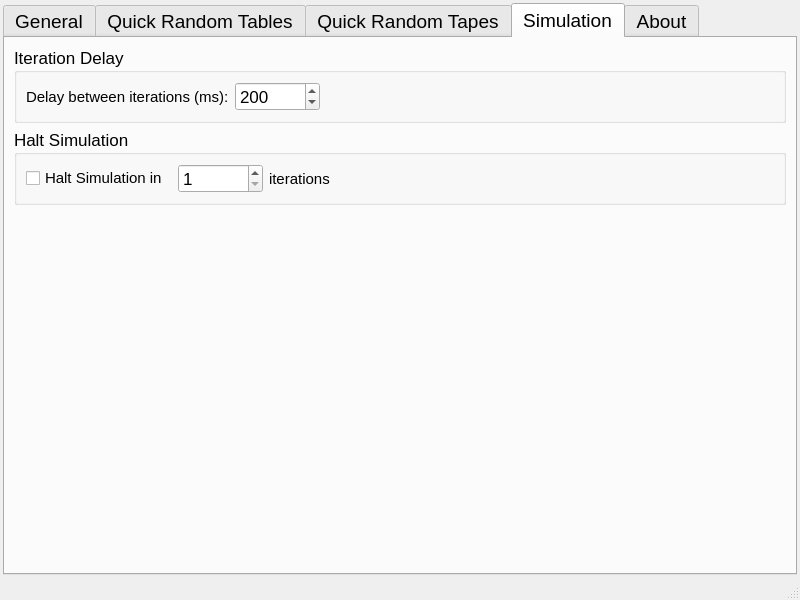
First picture: the form in Qt/TuringsMachineSimulator/settings.ui, repository fabioalves98/TuringsMachineGenerator, before the edit.
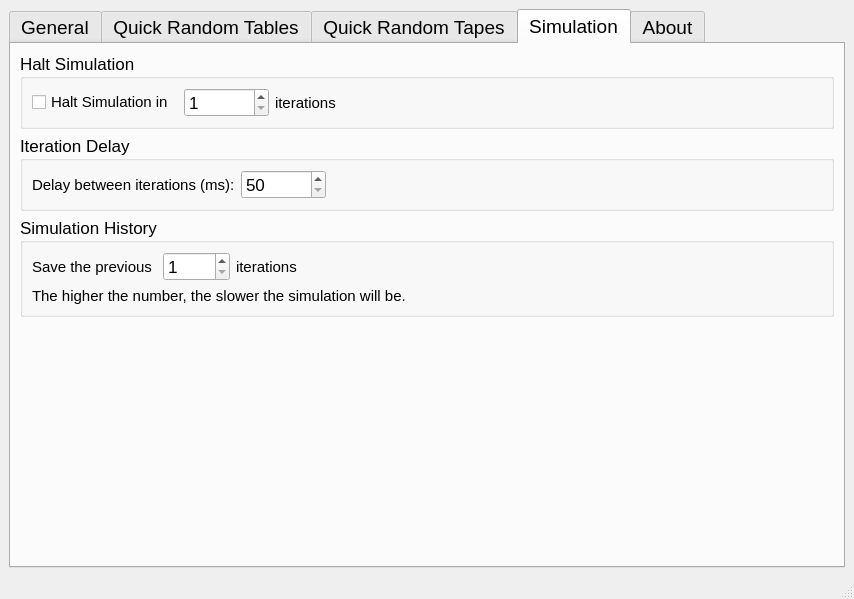
Second picture: the form after the edit. The open tabs and pages were chosen to show the change.

Commit message: Settings finished

```diff
--- a/Qt/TuringsMachineSimulator/settings.ui
+++ b/Qt/TuringsMachineSimulator/settings.ui
@@ -6,30 +6,15 @@
    <rect>
     <x>0</x>
     <y>0</y>
-    <width>800</width>
-    <height>600</height>
+    <width>854</width>
+    <height>599</height>
    </rect>
   </property>
   <property name="windowTitle">
    <string>MainWindow</string>
   </property>
   <widget class="QWidget" name="centralwidget">
-   <layout class="QVBoxLayout" name="verticalLayout_6">
-    <property name="spacing">
-     <number>0</number>
-    </property>
-    <property name="leftMargin">
-     <number>3</number>
-    </property>
-    <property name="topMargin">
-     <number>3</number>
-    </property>
-    <property name="rightMargin">
-     <number>3</number>
-    </property>
-    <property name="bottomMargin">
-     <number>3</number>
-    </property>
+   <layout class="QHBoxLayout" name="horizontalLayout_13">
     <item>
      <widget class="QTabWidget" name="tabWidget">
       <property name="font">
@@ -1076,7 +1061,71 @@
        <attribute name="title">
         <string>Simulation</string>
        </attribute>
-       <layout class="QVBoxLayout" name="verticalLayout_2">
+       <layout class="QVBoxLayout" name="verticalLayout_6">
+        <item>
+         <widget class="QGroupBox" name="groupBox_3">
+          <property name="font">
+           <font>
+            <pointsize>13</pointsize>
+           </font>
+          </property>
+          <property name="title">
+           <string>Halt Simulation</string>
+          </property>
+          <layout class="QHBoxLayout" name="horizontalLayout_6">
+           <item>
+            <widget class="QCheckBox" name="haltSimCheck">
+             <property name="font">
+              <font>
+               <pointsize>11</pointsize>
+              </font>
+             </property>
+             <property name="text">
+              <string>Halt Simulation in </string>
+             </property>
+            </widget>
+           </item>
+           <item>
+            <widget class="QSpinBox" name="haltSimSpinBox">
+             <property name="minimum">
+              <number>1</number>
+             </property>
+             <property name="maximum">
+              <number>10000000</number>
+             </property>
+             <property name="value">
+              <number>1</number>
+             </property>
+            </widget>
+           </item>
+           <item>
+            <widget class="QLabel" name="label_5">
+             <property name="font">
+              <font>
+               <pointsize>11</pointsize>
+              </font>
+             </property>
+             <property name="text">
+              <string>iterations</string>
+             </property>
+            </widget>
+           </item>
+           <item>
+            <spacer name="horizontalSpacer_2">
+             <property name="orientation">
+              <enum>Qt::Horizontal</enum>
+             </property>
+             <property name="sizeHint" stdset="0">
+              <size>
+               <width>40</width>
+               <height>20</height>
+              </size>
+             </property>
+            </spacer>
+           </item>
+          </layout>
+         </widget>
+        </item>
         <item>
          <widget class="QGroupBox" name="groupBox_2">
           <property name="font">
@@ -1116,7 +1165,7 @@
                   <number>50</number>
                  </property>
                  <property name="value">
-                  <number>200</number>
+                  <number>50</number>
                  </property>
                 </widget>
                </item>
@@ -1141,40 +1190,42 @@
          </widget>
         </item>
         <item>
-         <widget class="QGroupBox" name="groupBox_3">
+         <widget class="QGroupBox" name="groupBox_4">
           <property name="font">
            <font>
             <pointsize>13</pointsize>
            </font>
           </property>
           <property name="title">
-           <string>Halt Simulation</string>
+           <string>Simulation History</string>
           </property>
-          <layout class="QHBoxLayout" name="horizontalLayout_6">
+          <layout class="QVBoxLayout" name="verticalLayout_2">
            <item>
-            <widget class="QCheckBox" name="haltSimCheck">
+            <layout class="QHBoxLayout" name="horizontalLayout_14">
+             <item>
+              <widget class="QLabel" name="label">
              <property name="font">
               <font>
                <pointsize>11</pointsize>
               </font>
              </property>
              <property name="text">
-              <string>Halt Simulation in </string>
+                <string>Save the previous </string>
              </property>
             </widget>
            </item>
            <item>
-            <widget class="QSpinBox" name="haltSimSpinBox">
+              <widget class="QSpinBox" name="simHistSBox">
              <property name="minimum">
               <number>1</number>
              </property>
              <property name="maximum">
-              <number>10000000</number>
+                <number>1000</number>
              </property>
             </widget>
            </item>
            <item>
-            <widget class="QLabel" name="label_5">
+              <widget class="QLabel" name="label_3">
              <property name="font">
               <font>
                <pointsize>11</pointsize>
@@ -1186,7 +1237,7 @@
             </widget>
            </item>
            <item>
-            <spacer name="horizontalSpacer_2">
+              <spacer name="horizontalSpacer_3">
              <property name="orientation">
               <enum>Qt::Horizontal</enum>
              </property>
@@ -1197,6 +1248,20 @@
               </size>
              </property>
             </spacer>
+             </item>
+            </layout>
+           </item>
+           <item>
+            <widget class="QLabel" name="label_4">
+             <property name="font">
+              <font>
+               <pointsize>11</pointsize>
+              </font>
+             </property>
+             <property name="text">
+              <string>The higher the number, the slower the simulation will be.</string>
+             </property>
+            </widget>
            </item>
           </layout>
          </widget>
```
Left out of the diff: 31 changed lines with no effect on the pictures. Lines whose indentation alone changed are shown as unchanged. The commit also changes 20 other files.
